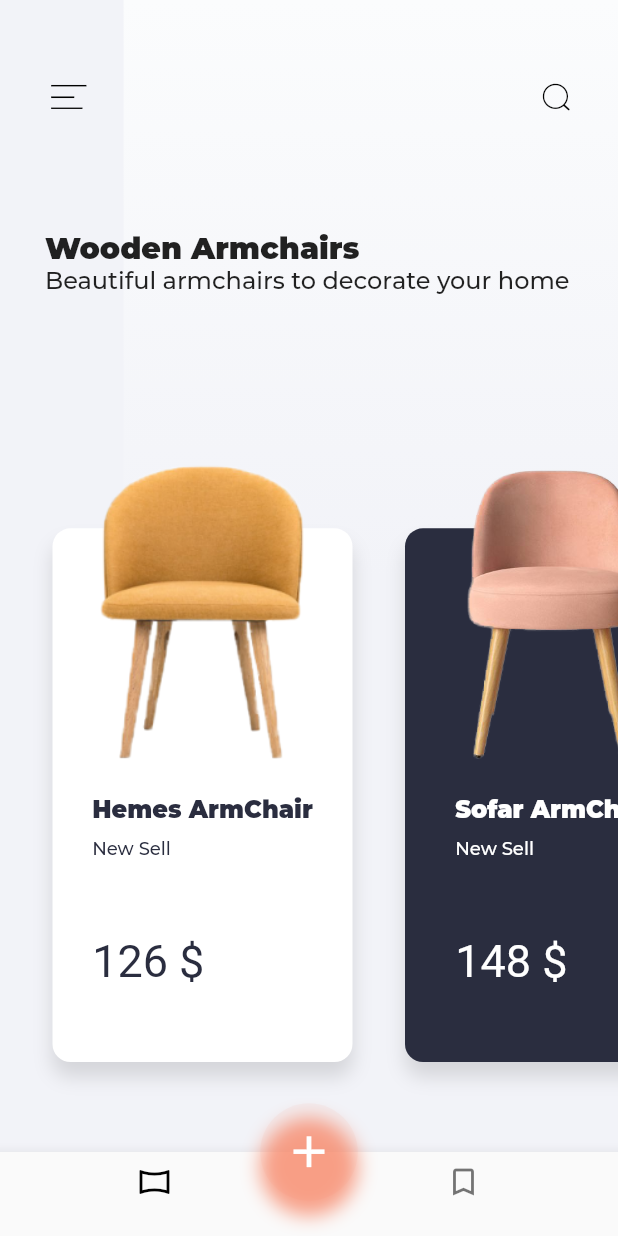
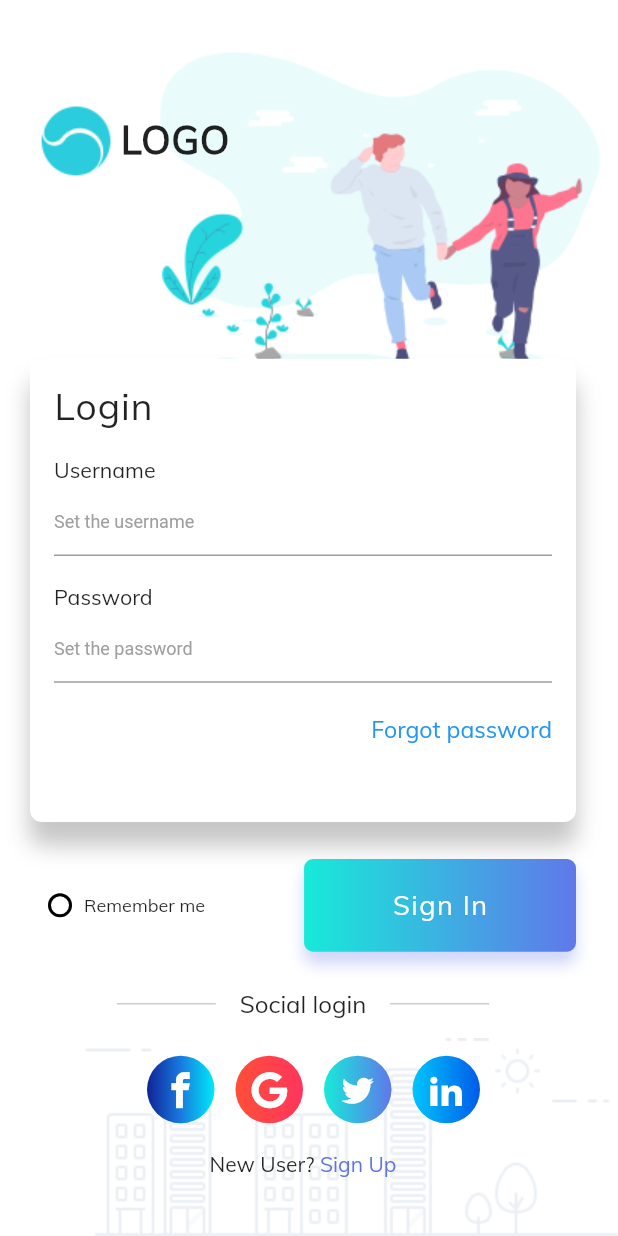
Before and after one commit to FabianVarela/flutter_ui_examples, a Flutter app: the screen it shows after launch, on a phone screen of 412 x 824 dp. Run offline on Flutter 3.47's test engine with Material 2 defaults, Android fonts, the phone set to English and light mode, and no system bars; our stand-ins replace flutter_screenutil; missing offline and left inert: fluttery_seekbar, gradient_text; Roboto replaces fonts that are missing (MontserratBold).

Commit message:
Create UI login screen

```diff
--- /dev/null
+++ b/lib/login/card_form.dart
@@ -0,0 +1,99 @@
+import 'package:flutter/material.dart';
+import 'package:flutter_screenutil/flutter_screenutil.dart';
+
+class CardForm extends StatelessWidget {
+  @override
+  Widget build(BuildContext context) {
+    return Container(
+      width: double.infinity,
+      height: ScreenUtil.getInstance().setHeight(500),
+      decoration: BoxDecoration(
+        color: Colors.white,
+        borderRadius: BorderRadius.circular(8),
+        boxShadow: [
+          BoxShadow(
+            color: Colors.black12,
+            offset: Offset(0.0, 15.0),
+            blurRadius: 15,
+          ),
+          BoxShadow(
+            color: Colors.black12,
+            offset: Offset(0.0, 15.0),
+            blurRadius: 10,
+          ),
+        ],
+      ),
+      child: Padding(
+        padding: EdgeInsets.only(left: 16, top: 16, right: 16),
+        child: Column(
+          crossAxisAlignment: CrossAxisAlignment.start,
+          children: <Widget>[
+            Text(
+              "Login",
+              style: TextStyle(
+                fontSize: ScreenUtil.getInstance().setSp(45),
+                fontFamily: "Muli",
+                letterSpacing: .6,
+              ),
+            ),
+            SizedBox(
+              height: ScreenUtil.getInstance().setHeight(30),
+            ),
+            Text(
+              "Username",
+              style: TextStyle(
+                fontFamily: "Muli",
+                fontSize: ScreenUtil.getInstance().setSp(26),
+              ),
+            ),
+            TextField(
+              decoration: InputDecoration(
+                hintText: "Set the username",
+                hintStyle: TextStyle(
+                  color: Colors.grey,
+                  fontSize: 12,
+                ),
+              ),
+            ),
+            SizedBox(
+              height: ScreenUtil.getInstance().setHeight(30),
+            ),
+            Text(
+              "Password",
+              style: TextStyle(
+                fontFamily: "Muli",
+                fontSize: ScreenUtil.getInstance().setSp(26),
+              ),
+            ),
+            TextField(
+              obscureText: true,
+              decoration: InputDecoration(
+                hintText: "Set the password",
+                hintStyle: TextStyle(
+                  color: Colors.grey,
+                  fontSize: 12,
+                ),
+              ),
+            ),
+            SizedBox(
+              height: ScreenUtil.getInstance().setHeight(35),
+            ),
+            Row(
+              mainAxisAlignment: MainAxisAlignment.end,
+              children: <Widget>[
+                Text(
+                  "Forgot password",
+                  style: TextStyle(
+                    color: Colors.blue,
+                    fontFamily: "Muli",
+                    fontSize: ScreenUtil.getInstance().setSp(28),
+                  ),
+                )
+              ],
+            ),
+          ],
+        ),
+      ),
+    );
+  }
+}
--- /dev/null
+++ b/lib/login/custom_icon.dart
@@ -0,0 +1,8 @@
+import 'package:flutter/material.dart';
+
+class CustomIcon {
+  static const IconData twitter = IconData(0xe900, fontFamily: "SocialIcons");
+  static const IconData facebook = IconData(0xe901, fontFamily: "SocialIcons");
+  static const IconData google = IconData(0xe902, fontFamily: "SocialIcons");
+  static const IconData linkedin = IconData(0xe903, fontFamily: "SocialIcons");
+}
--- /dev/null
+++ b/lib/login/login_ui.dart
@@ -0,0 +1,263 @@
+import 'package:flutter/material.dart';
+import 'package:flutter_screenutil/flutter_screenutil.dart';
+import 'package:flutter_ui_examples/login/card_form.dart';
+import 'package:flutter_ui_examples/login/custom_icon.dart';
+import 'package:flutter_ui_examples/login/social_icons.dart';
+
+class LoginUI extends StatefulWidget {
+  @override
+  _LoginUIState createState() => _LoginUIState();
+}
+
+class _LoginUIState extends State<LoginUI> {
+  bool _isSelected = false;
+
+  void _radio() {
+    setState(() {
+      _isSelected = !_isSelected;
+    });
+  }
+
+  Widget _radioButton(bool isSelected, String text) {
+    return Row(
+      children: <Widget>[
+        Container(
+          width: 16,
+          height: 16,
+          padding: EdgeInsets.all(2),
+          decoration: BoxDecoration(
+            shape: BoxShape.circle,
+            border: Border.all(width: 2, color: Colors.black),
+          ),
+          child: isSelected
+              ? Container(
+                  width: double.infinity,
+                  height: double.infinity,
+                  decoration: BoxDecoration(
+                    shape: BoxShape.circle,
+                    color: Colors.black,
+                  ),
+                )
+              : Container(),
+        ),
+        SizedBox(width: 8),
+        Text(
+          text,
+          style: TextStyle(
+            fontSize: 12,
+            fontFamily: "Muli",
+          ),
+        ),
+      ],
+    );
+  }
+
+  Widget _horizontalLine() {
+    return Padding(
+      padding: EdgeInsets.symmetric(horizontal: 16),
+      child: Container(
+        width: ScreenUtil.getInstance().setWidth(120),
+        height: 1,
+        color: Colors.black26.withOpacity(.2),
+      ),
+    );
+  }
+
+  @override
+  Widget build(BuildContext context) {
+    ScreenUtil.instance = ScreenUtil.getInstance()..init(context);
+    ScreenUtil.instance =
+        ScreenUtil(width: 750, height: 1334, allowFontScaling: true);
+
+    return Scaffold(
+      backgroundColor: Colors.white,
+      resizeToAvoidBottomPadding: true,
+      body: Stack(
+        fit: StackFit.expand,
+        children: <Widget>[
+          Column(
+            crossAxisAlignment: CrossAxisAlignment.end,
+            children: <Widget>[
+              Padding(
+                padding: EdgeInsets.only(top: 20),
+                child: Image.asset("assets/images/login_image_01.png"),
+              ),
+              Expanded(
+                child: Container(),
+              ),
+              Image.asset("assets/images/login_image_02.png")
+            ],
+          ),
+          SingleChildScrollView(
+            child: Padding(
+              padding: EdgeInsets.only(left: 20, right: 28, top: 60),
+              child: Column(
+                children: <Widget>[
+                  Row(
+                    children: <Widget>[
+                      Image.asset(
+                        "assets/images/login_logo.png",
+                        width: ScreenUtil.getInstance().setWidth(110),
+                        height: ScreenUtil.getInstance().setHeight(110),
+                      ),
+                      Text(
+                        "LOGO",
+                        style: TextStyle(
+                          fontFamily: "Muli",
+                          fontSize: ScreenUtil.getInstance().setSp(46),
+                          letterSpacing: .6,
+                          fontWeight: FontWeight.bold,
+                        ),
+                      ),
+                    ],
+                  ),
+                  SizedBox(
+                    height: ScreenUtil.getInstance().setHeight(180),
+                  ),
+                  CardForm(),
+                  SizedBox(
+                    height: ScreenUtil.getInstance().setHeight(40),
+                  ),
+                  Row(
+                    mainAxisAlignment: MainAxisAlignment.spaceBetween,
+                    children: <Widget>[
+                      Row(
+                        children: <Widget>[
+                          SizedBox(width: 12),
+                          GestureDetector(
+                            onTap: _radio,
+                            child: _radioButton(_isSelected, "Remember me"),
+                          ),
+                        ],
+                      ),
+                      InkWell(
+                        child: Container(
+                          width: ScreenUtil.getInstance().setWidth(330),
+                          height: ScreenUtil.getInstance().setHeight(100),
+                          decoration: BoxDecoration(
+                            gradient: LinearGradient(colors: [
+                              Color(0xFF17EAD9),
+                              Color(0xFF6078EA),
+                            ]),
+                            borderRadius: BorderRadius.circular(6),
+                            boxShadow: [
+                              BoxShadow(
+                                color: Color(0xFF6078EA).withOpacity(.3),
+                                offset: Offset(0.0, 8.0),
+                                blurRadius: 8,
+                              )
+                            ],
+                          ),
+                          child: Material(
+                            color: Colors.transparent,
+                            child: InkWell(
+                              onTap: () {},
+                              child: Center(
+                                child: Text(
+                                  "Sign In",
+                                  style: TextStyle(
+                                    color: Colors.white,
+                                    fontFamily: "Muli",
+                                    fontSize: 18,
+                                    letterSpacing: 1,
+                                  ),
+                                ),
+                              ),
+                            ),
+                          ),
+                        ),
+                      ),
+                    ],
+                  ),
+                  SizedBox(
+                    height: ScreenUtil.getInstance().setHeight(40),
+                  ),
+                  Row(
+                    mainAxisAlignment: MainAxisAlignment.center,
+                    children: <Widget>[
+                      _horizontalLine(),
+                      Text(
+                        "Social login",
+                        style: TextStyle(
+                          fontSize: 16,
+                          fontFamily: "Muli",
+                        ),
+                      ),
+                      _horizontalLine()
+                    ],
+                  ),
+                  SizedBox(
+                    height: ScreenUtil.getInstance().setHeight(40),
+                  ),
+                  Row(
+                    mainAxisAlignment: MainAxisAlignment.center,
+                    children: <Widget>[
+                      SocialIcons(
+                        colors: [
+                          Color(0xFF102397),
+                          Color(0xFF187ADF),
+                          Color(0xFF00EAF8),
+                        ],
+                        iconData: CustomIcon.facebook,
+                        onPressed: () {},
+                      ),
+                      SocialIcons(
+                        colors: [
+                          Color(0xFFFF4F38),
+                          Color(0xFFFF355D),
+                        ],
+                        iconData: CustomIcon.google,
+                        onPressed: () {},
+                      ),
+                      SocialIcons(
+                        colors: [
+                          Color(0xFF17EAD9),
+                          Color(0xFF6078EA),
+                        ],
+                        iconData: CustomIcon.twitter,
+                        onPressed: () {},
+                      ),
+                      SocialIcons(
+                        colors: [
+                          Color(0xFF00C6FB),
+                          Color(0xFF005BEA),
+                        ],
+                        iconData: CustomIcon.linkedin,
+                        onPressed: () {},
+                      ),
+                    ],
+                  ),
+                  SizedBox(
+                    height: ScreenUtil.getInstance().setHeight(30),
+                  ),
+                  Row(
+                    mainAxisAlignment: MainAxisAlignment.center,
+                    children: <Widget>[
+                      Text(
+                        "New User? ",
+                        style: TextStyle(fontFamily: "Muli"),
+                      ),
+                      InkWell(
+                        onTap: () {},
+                        child: Text(
+                          "Sign Up",
+                          style: TextStyle(
+                            color: Color(0xFF5D74E3),
+                            fontFamily: "Muli",
+                          ),
+                        ),
+                      ),
+                    ],
+                  ),
+                  SizedBox(
+                    height: ScreenUtil.getInstance().setHeight(20),
+                  )
+                ],
+              ),
+            ),
+          ),
+        ],
+      ),
+    );
+  }
+}
--- /dev/null
+++ b/lib/login/social_icons.dart
@@ -0,0 +1,35 @@
+import 'package:flutter/material.dart';
+
+class SocialIcons extends StatelessWidget {
+  final List<Color> colors;
+  final IconData iconData;
+  final Function onPressed;
+
+  SocialIcons({this.colors, this.iconData, this.onPressed});
+
+  @override
+  Widget build(BuildContext context) {
+    return Padding(
+      padding: EdgeInsets.only(left: 14),
+      child: Container(
+        width: 45,
+        height: 45,
+        decoration: BoxDecoration(
+          shape: BoxShape.circle,
+          gradient: LinearGradient(
+            colors: colors,
+            tileMode: TileMode.clamp,
+          ),
+        ),
+        child: RawMaterialButton(
+          shape: CircleBorder(),
+          onPressed: onPressed,
+          child: Icon(
+            iconData,
+            color: Colors.white,
+          ),
+        ),
+      ),
+    );
+  }
+}
--- a/lib/main.dart
+++ b/lib/main.dart
@@ -1,5 +1,6 @@
 import 'package:flutter/material.dart';
 import 'package:flutter_ui_examples/furniture/furniture_ui.dart';
+import 'package:flutter_ui_examples/login/login_ui.dart';
 import 'package:flutter_ui_examples/music/music_ui.dart';
 import 'package:flutter_ui_examples/on_boarding/on_boarding_ui.dart';
 import 'package:flutter_ui_examples/shopping/shopping_ui.dart';
@@ -17,7 +18,8 @@ class MyApp extends StatelessWidget {
       //home: MusicUI(),
       //home: StreamingUI(),
       //home: OnBoardingUI(),
-      home: FurnitureUI(),
+      //home: FurnitureUI(),
+      home: LoginUI(),
     );
   }
 }
```
Also changed, not shown: pubspec.yaml (+8 -0 lines), assets/fonts/SocialIcons.ttf (added), assets/images/login_image_01.png (added), assets/images/login_image_02.png (added), assets/images/login_logo.png (added), pubspec.lock.
